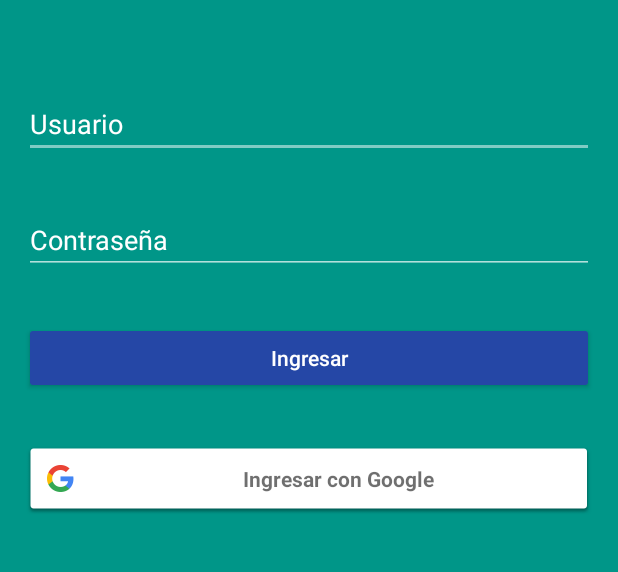
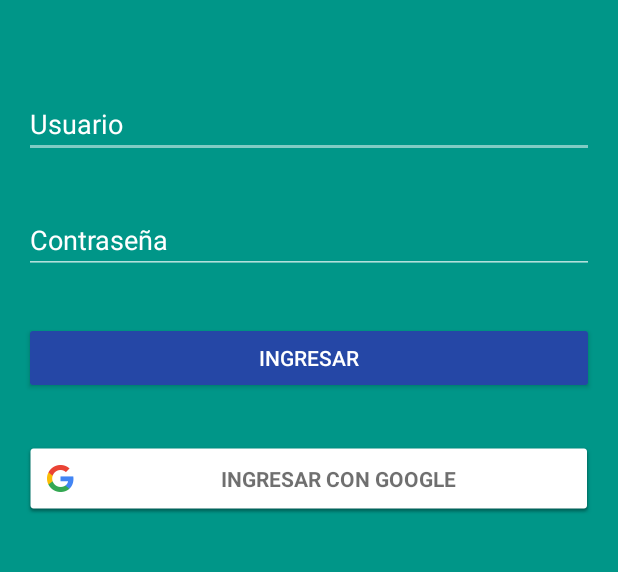
Before and after one commit to roska87/viander-mobile, an Android app: the LoginActivity screen opened directly, with no data from a screen before it, on a phone screen of 412 x 824 dp, the part 258-830 px from its top. Run offline under Robolectric (Android 15) with nearby library versions, the light colour scheme and no system bars; our stand-ins replace Room's generated code.

Commit message:
Revert "buttons text"
This reverts commit 09afc71817a09e523adc5a0521cab2c963dbcc30.

```diff
--- a/app/src/main/java/com/bit/viandermobile/LoginActivity.java
+++ b/app/src/main/java/com/bit/viandermobile/LoginActivity.java
@@ -61,7 +61,6 @@ public class LoginActivity extends AppCompatActivity {
         sessionViewModel = new ViewModelProvider(this, new SessionFactory(getApplication())).get(SessionViewModel.class);
 
         // calling on click listener for login button.
-        loginBtn.setTransformationMethod(null);
         loginBtn.setOnClickListener(new View.OnClickListener() {
             @Override
             public void onClick(View v) {
@@ -126,6 +125,7 @@ public class LoginActivity extends AppCompatActivity {
         // Find the TextView that is inside of the SignInButton and set its text
         for (int i = 0; i < signInButton.getChildCount(); i++) {
             View v = signInButton.getChildAt(i);
+
             if (v instanceof TextView) {
                 TextView tv = (TextView) v;
                 tv.setText(buttonText);
--- a/app/src/main/res/values/strings.xml
+++ b/app/src/main/res/values/strings.xml
@@ -6,7 +6,7 @@
     <string name="logout">Salir</string>
 
     <string name="logo">Logo Viander</string>
-    <string name="google_login">Ingresar con Google</string>
+    <string name="google_login">INGRESAR CON GOOGLE</string>
 
     <string name="enter_fields_login">Debe ingresar usuario y contraseña</string>
 </resources>
```
